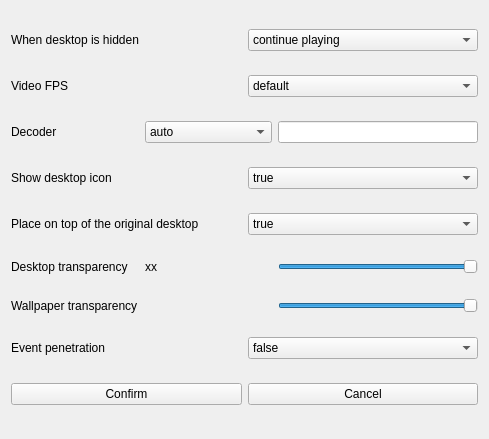
First picture: the form in src/moresetting.ui, repository dependon/fantascene-dynamic-wallpaper, before the edit.
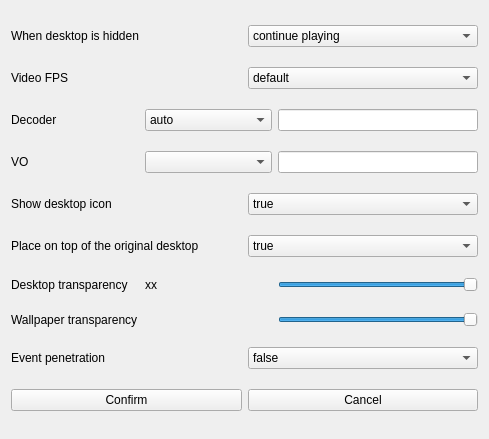
Second picture: the form after the edit.

Diff of the .ui file:
```diff
--- a/src/moresetting.ui
+++ b/src/moresetting.ui
@@ -149,6 +149,56 @@
      </item>
     </layout>
    </item>
+   <item>
+    <layout class="QHBoxLayout" name="horizontalLayout_10">
+     <item>
+      <widget class="QLabel" name="label_9">
+       <property name="text">
+        <string>VO</string>
+       </property>
+      </widget>
+     </item>
+     <item>
+      <widget class="QComboBox" name="voBox">
+       <item>
+        <property name="text">
+         <string/>
+        </property>
+       </item>
+       <item>
+        <property name="text">
+         <string>libmpv</string>
+        </property>
+       </item>
+       <item>
+        <property name="text">
+         <string>opengl</string>
+        </property>
+       </item>
+       <item>
+        <property name="text">
+         <string>opengl-cb</string>
+        </property>
+       </item>
+       <item>
+        <property name="text">
+         <string>other</string>
+        </property>
+       </item>
+      </widget>
+     </item>
+     <item>
+      <widget class="QLineEdit" name="voEdit">
+       <property name="maximumSize">
+        <size>
+         <width>200</width>
+         <height>16777215</height>
+        </size>
+       </property>
+      </widget>
+     </item>
+    </layout>
+   </item>
    <item>
     <layout class="QHBoxLayout" name="horizontalLayout_5">
      <item>
```
